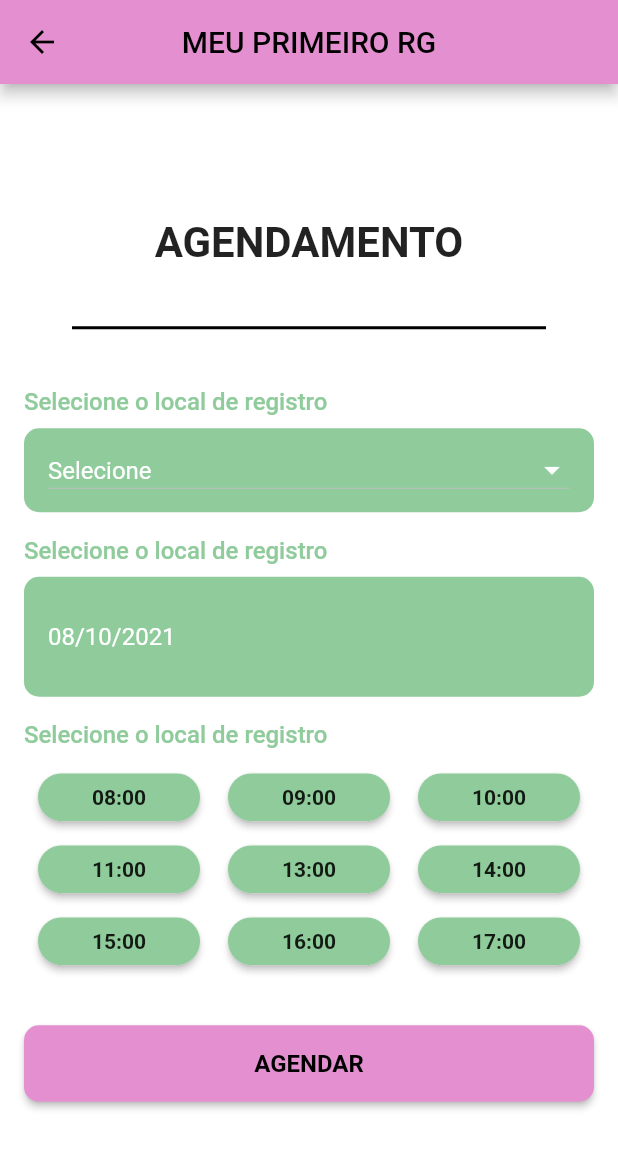
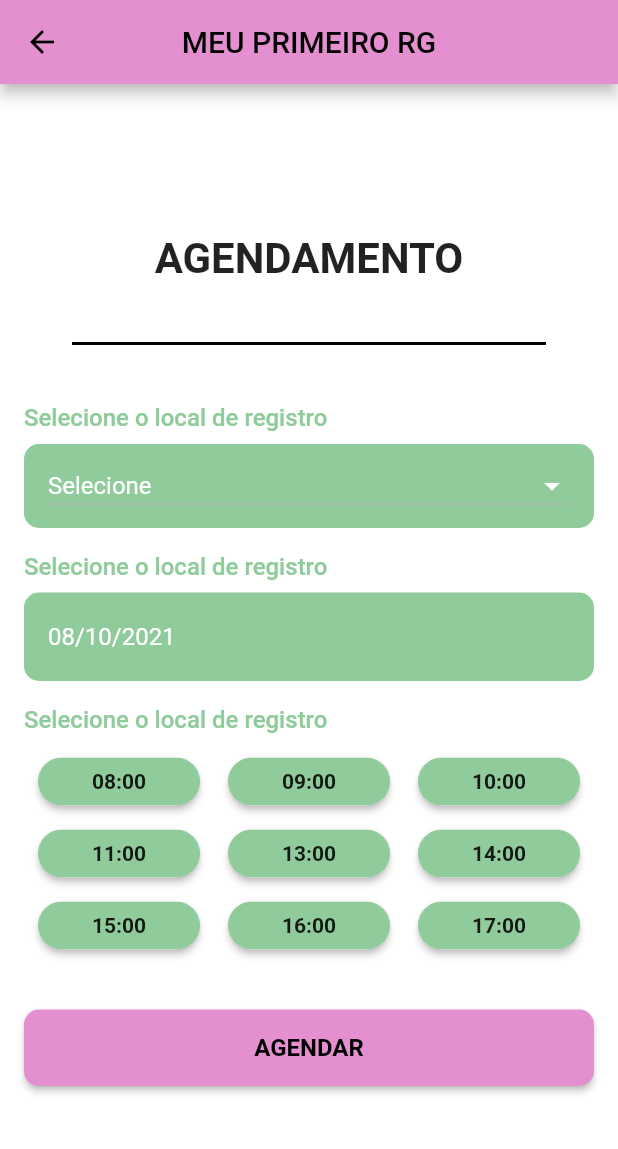
Before and after one commit to aquino-mael/meu_rg, a Flutter app: the SchedulingScreen screen opened directly, on a phone screen of 412 x 824 dp. Shown: the top 1149 px of the screen. Run offline on Flutter 3.47's test engine with Material 2 defaults, Android fonts, the phone set to English and light mode, and no system bars.

Commit message:
make date picker input with the same apperence of dropdown

```diff
--- a/lib/screens/scheduling/scheduling_screen.dart
+++ b/lib/screens/scheduling/scheduling_screen.dart
@@ -156,6 +156,8 @@ class _SchedulingScreenState extends State<SchedulingScreen> {
                         controller: _dateInputController,
                         decoration: InputDecoration(
                           border: InputBorder.none,
+                          isDense: true,
+                          contentPadding: const EdgeInsets.symmetric(vertical: 4.0)
                         ),
                         onTap: _selectADateOnDatePicker,
                       ),
```
